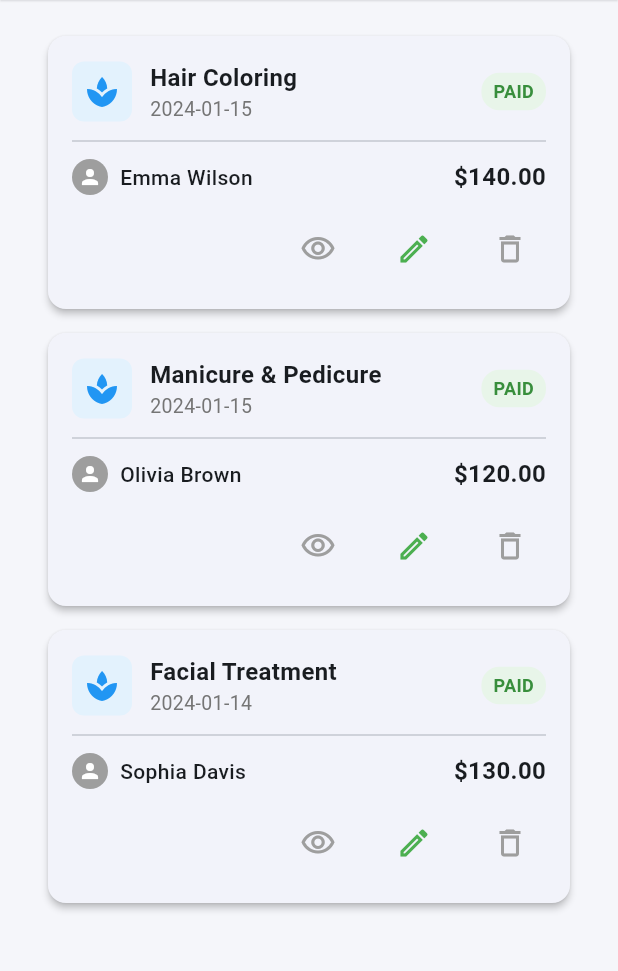
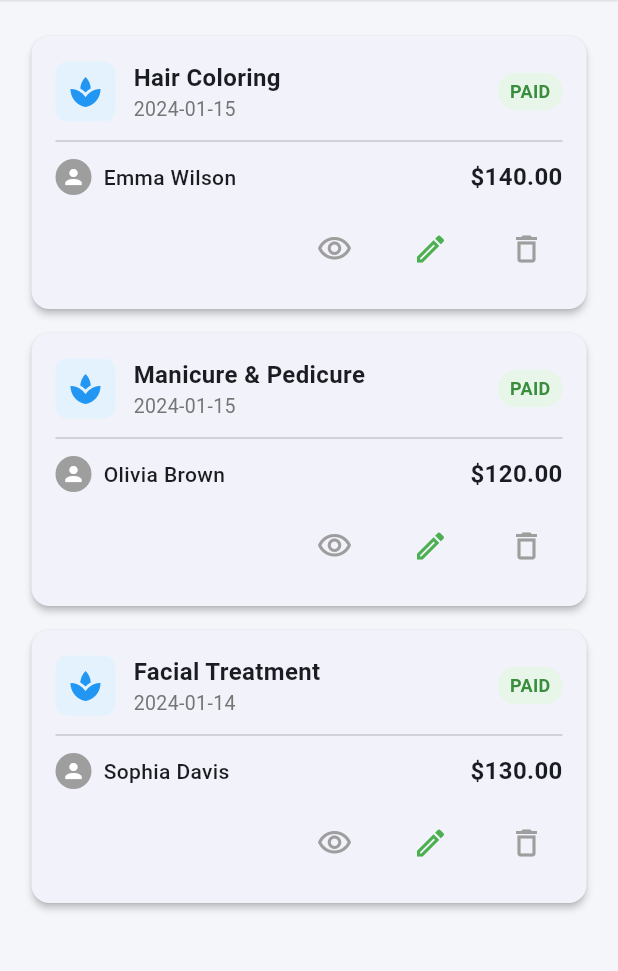
Before and after one commit to Rudeus-owen/bsms, a Flutter app: the ServiceRecordScreen screen opened by its route, on a phone screen of 412 x 824 dp, the part 84-1055 px from its top. Run offline on Flutter 3.47's test engine with Material 3 defaults, Android fonts, the phone set to English and light mode, and no system bars; our stand-ins replace connectivity_plus, page_transition.

Commit message:
modify appointment card UI

```diff
--- a/lib/src/widgets/appointment_card.dart
+++ b/lib/src/widgets/appointment_card.dart
@@ -9,7 +9,7 @@ class AppointmentCard extends StatelessWidget {
   @override
   Widget build(BuildContext context) {
     return Card(
-      margin: const EdgeInsets.symmetric(vertical: 8, horizontal: 16),
+      margin: const EdgeInsets.symmetric(vertical: 8, horizontal: 5),
       elevation: 2,
       shape: RoundedRectangleBorder(borderRadius: BorderRadius.circular(12)),
       child: Padding(
--- a/lib/src/widgets/main_scaffold.dart
+++ b/lib/src/widgets/main_scaffold.dart
@@ -41,21 +41,24 @@ class _MainScaffoldState extends State<MainScaffold> {
 
   @override
   Widget build(BuildContext context) {
-
     return Scaffold(
       appBar: AppBar(
         backgroundColor: AppColors.white,
         surfaceTintColor: AppColors.white,
         elevation: 0.5,
         shadowColor: Colors.grey.withAlpha(80),
-        leading: widget.showBackButton
-            ? BackButton(color: AppColors.primary)
-            : Builder(
-                builder: (context) => IconButton(
-                  icon: const Icon(Icons.menu, color: AppColors.primary),
-                  onPressed: () => Scaffold.of(context).openDrawer(),
+        leading:
+            widget.showBackButton
+                ? BackButton(color: AppColors.primary)
+                : Builder(
+                  builder:
+                      (context) => IconButton(
+                        icon: const Icon(Icons.menu, color: AppColors.primary),
+                        onPressed: () {
+                          Scaffold.of(context).openDrawer();
+                        },
+                      ),
                 ),
-              ),
         title: Column(
           crossAxisAlignment: CrossAxisAlignment.start,
           children: [
@@ -69,7 +72,7 @@ class _MainScaffoldState extends State<MainScaffold> {
               ),
             ),
             Text(
-              '${AppConfig.shared.appVersion}',
+              AppConfig.shared.appVersion,
               style: const TextStyle(
                 color: AppColors.grey,
                 fontSize: 11,
@@ -88,18 +91,20 @@ class _MainScaffoldState extends State<MainScaffold> {
         selectedIndex: _selectedIndex,
         onItemSelected: (index) {
           setState(() => _selectedIndex = index);
-          switch (index) {
-            case 0:
-              Navigator.of(context).pushReplacementNamed(
-                OverviewScreen.routeName,
-              );
-              break;
-            case 1:
-              Navigator.of(context).pushReplacementNamed(
-                ServiceRecordScreen.routeName,
-              );
-              break;
-          }
+          debugPrint('index >> $index');
+          debugPrint('selected index >> $index');
+          // switch (index) {
+          // case 0:
+          //   Navigator.of(
+          //     context,
+          //   ).pushReplacementNamed(OverviewScreen.routeName);
+          //   break;
+          // case 1:
+          //   Navigator.of(
+          //     context,
+          //   ).pushReplacementNamed(ServiceRecordScreen.routeName);
+          //   break;
+          // }
         },
       ),
       body: widget.body,
```
Also changed, not shown: lib/src/widgets/app_drawer.dart (+15 -9 lines).
